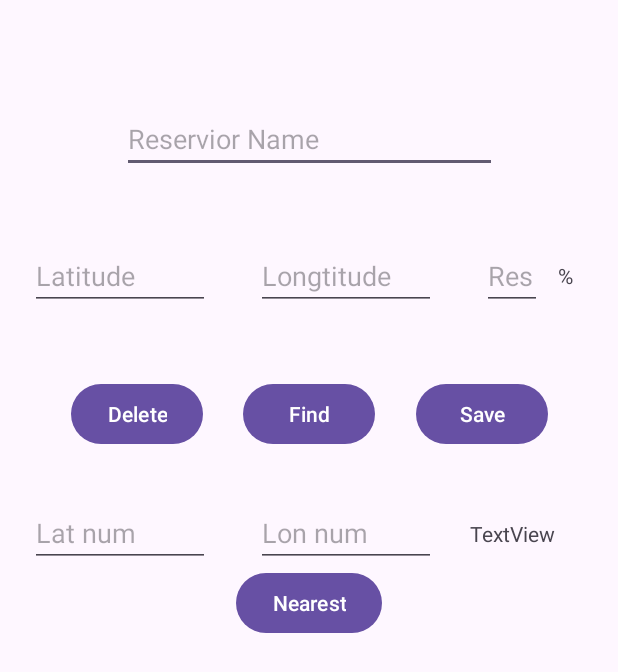
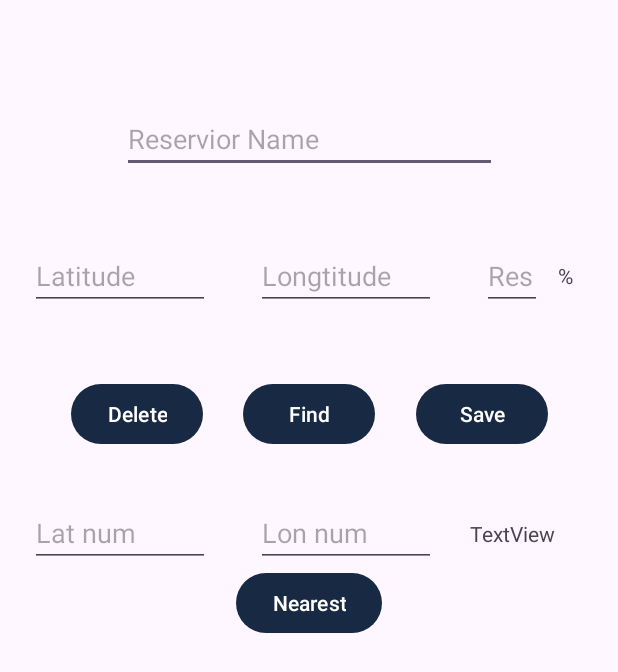
Before and after one commit to Dan-Breslin/PureFlow_Group_Project, an Android app: the Database screen opened directly, with no data from a screen before it, on a phone screen of 412 x 824 dp. Shown: the top 672 px of the screen. Run offline under Robolectric (Android 15) with nearby library versions, the phone set to English and light mode, and no system bars; our stand-ins replace Firebase (no records; nobody signed in at launch, a user with empty details on screens opened directly).

Commit message:
Lots of changes .... Finalised Database will now do everything. New Testing page for weather and location weather is a radio button Location is a google map pull Updated graphics and button colours to match logo Inserted graphics for system warning when home page complete

```diff
--- a/app/src/main/java/com/example/pureflow_group_project/Database.java
+++ b/app/src/main/java/com/example/pureflow_group_project/Database.java
@@ -8,7 +8,9 @@ import android.annotation.SuppressLint;
 import android.content.Intent;
 import android.location.Location;
 import android.os.Bundle;
+import android.view.LayoutInflater;
 import android.view.View;
+import android.view.WindowManager;
 import android.widget.ArrayAdapter;
 import android.widget.Button;
 import android.widget.EditText;
@@ -34,7 +36,7 @@ public class Database extends AppCompatActivity {
     TextView test;
     Button add, checkDist, edit, delete;
     ListView myListView;
-    double distance1 = 0, distance2=0;
+    double distance1 = 0, distance2=0, value=0, value2=0;
     int locTracker=0;
     DatabaseReference resdbRef;
     List<Reservoirs> reservoirsList;
@@ -46,6 +48,8 @@ public class Database extends AppCompatActivity {
     protected void onCreate(Bundle savedInstanceState) {
         super.onCreate(savedInstanceState);
         setContentView(R.layout.activity_database);
+        //Inserts Keyboard view restrict into the activity
+        getWindow().setSoftInputMode(WindowManager.LayoutParams.SOFT_INPUT_ADJUST_PAN);
 
         // Arrays & Lists
         reservoirsList = new ArrayList<>();
@@ -69,6 +73,15 @@ public class Database extends AppCompatActivity {
         edit = (Button) findViewById(R.id.btn_EditRes);
         delete = (Button) findViewById(R.id.btn_DelRes);
 
+        // Get Intent from Postcode Locations
+        Bundle extras = getIntent().getExtras();
+        if (extras != null) {
+            value = extras.getDouble("my_variable");
+            inpLat.setText(String.valueOf(value));
+            value2 = extras.getDouble("my_variable2");
+            inpLon.setText(String.valueOf(value2));
+        }
+
         // Populate Array with Reservoirs from Firebase Database
         populateResData();
 
@@ -83,7 +96,7 @@ public class Database extends AppCompatActivity {
                         public void onComplete(@NonNull Task<DataSnapshot> task) {
                             if (task.isSuccessful()) {
                                 for (DataSnapshot snapshot : task.getResult().getChildren()) {
-                                    // Remove found snapshot record(s)
+                                    // Update found snapshot record(s)
                                     snapshot.getRef().setValue(new Reservoirs(name_Input.getText().toString(),
                                             Double.parseDouble(lat_Input.getText().toString()),
                                             Double.parseDouble(lon_Input.getText().toString()),
@@ -144,39 +157,44 @@ public class Database extends AppCompatActivity {
                     Reservoirs reservoirs = reservoirsSnapshot.getValue(Reservoirs.class);
                     reservoirsList.add(reservoirs);
                 }
+                if (value != 0 && value2 != 0){
+                    // Run the shortest distance function
+                    shortestDistance();
+                }
+
+                // Populate the list view with the data from the database
                 ListAdapter adapter = new ListAdapter(Database.this, reservoirsList);
                 myListView.setAdapter(adapter);
-
-                for (int i=0;i<reservoirsList.size();i++){
-                }
             }
             @Override
             public void onCancelled(@NonNull DatabaseError error) {
             }
         });
-
+        value = 0;
+        value2 = 0;
     }
 
     // Search Array list and populate Fields.
     private void findReservoir(){
 
         //populate the text fields with the data from the database
-
         Query queryByName = resdbRef.orderByChild("name").equalTo(name_Input.getText().toString());
         queryByName.get().addOnCompleteListener(new OnCompleteListener<DataSnapshot>() {
             @Override
             public void onComplete(@NonNull Task<DataSnapshot> task) {
-                if (task.isSuccessful()) {
+                if (task.getResult().getValue() == null) {
+                    Toast.makeText(Database.this, "Record Not Found ! Edit and try again !", Toast.LENGTH_SHORT).show();
+                } else {
+                    Toast.makeText(Database.this, "Record Found !", Toast.LENGTH_SHORT).show();
                     for (DataSnapshot snapshot : task.getResult().getChildren()) {
-                        // Remove found snapshot record(s)
+                        // Populate found snapshot record(s)
                         lat_Input.setText(String.valueOf(snapshot.child("lat").getValue()));
                         lon_Input.setText(String.valueOf(snapshot.child("lon").getValue()));
                         lvl_Input.setText(String.valueOf(snapshot.child("lvl").getValue()));
                         isEdit = true;
+                        //Exit the loop when data entered
                         break;
                     }
-                } else {
-                    Toast.makeText(Database.this, "Record Not Found !", Toast.LENGTH_SHORT).show();
                 }
             }
         });
@@ -184,12 +202,18 @@ public class Database extends AppCompatActivity {
 
     // Calculate the shortest distance from 2 sets of co-ordinates
     private void shortestDistance(){
+
         Location firstLocation = new Location("");
         Location secondLocation = new Location("");
 
         // Initially we are using text input boxes to set location - this will be fed on final by map location ( Postcode interface)
         firstLocation.setLatitude(Double.parseDouble(inpLat.getText().toString()));
         firstLocation.setLongitude(Double.parseDouble(inpLon.getText().toString()));
+
+        //Reset the distance and used variables
+        distance1 = 0;
+        distance2 = 0;
+        locTracker = 0;
 
         // Loop through all database entries and set the shortest distance
         for (int i = 0; i < reservoirsList.size(); i++) {
--- a/app/src/main/java/com/example/pureflow_group_project/ListAdapter.java
+++ b/app/src/main/java/com/example/pureflow_group_project/ListAdapter.java
@@ -15,14 +15,17 @@ import java.util.List;
 public class ListAdapter extends ArrayAdapter {
 
     private Activity mContext;
+    // Create a list of reservoirs
     List<Reservoirs> reservoirsList;
 
+    // Constructor
     public ListAdapter(Activity mContext, List<Reservoirs> reservoirsList) {
         super(mContext, R.layout.list_item, reservoirsList);
         this.mContext = mContext;
         this.reservoirsList = reservoirsList;
     }
 
+    // Get the view of the list
     @NonNull
     @Override
     public View getView(int position, @Nullable View convertView, @NonNull ViewGroup parent) {
--- a/app/src/main/java/com/example/pureflow_group_project/Menu.java
+++ b/app/src/main/java/com/example/pureflow_group_project/Menu.java
@@ -10,6 +10,7 @@ import android.widget.Button;
 
 public class Menu extends AppCompatActivity {
 
+    // These are the web addresses that will be passed to the niLinks class
     public static final String webAddress = "";
     String serviceURL = "https://www.niwater.com/current-service-updates/";
     String qualityURL ="https://www.niwater.com/water-quality-results/";
@@ -30,6 +31,7 @@ public class Menu extends AppCompatActivity {
         Button linksService, linkQuality,linkProject, linkSelfService, linkWasteCapacity,
                 linkWaterCalc, linkReservoirInfo, linkReservoirMap;
 
+        // This are the buttons that will be used to link to the different websites
         linksService = (Button) findViewById(R.id.btn_LinkServices);
         linkQuality = (Button) findViewById(R.id.btn_LinkQuality);
         linkProject = (Button) findViewById(R.id.btn_LinkProjects);
@@ -39,6 +41,7 @@ public class Menu extends AppCompatActivity {
         linkReservoirInfo = (Button) findViewById(R.id.btn_LinkReservoirInfo);
         linkReservoirMap = (Button) findViewById(R.id.btn_LinkResMap);
 
+        // This are the onClickListeners for the buttons
         linksService.setOnClickListener(new View.OnClickListener() {
             @Override
             public void onClick(View view) {
--- a/app/src/main/java/com/example/pureflow_group_project/Reservoirs.java
+++ b/app/src/main/java/com/example/pureflow_group_project/Reservoirs.java
@@ -6,6 +6,7 @@ public class Reservoirs {
     double lon;
     int lvl;
 
+    // Constructor
     public Reservoirs(String name, double lat, double lon, int lvl) {
         this.name = name;
         this.lat = lat;
@@ -17,6 +18,7 @@ public class Reservoirs {
     public Reservoirs() {
     }
 
+    // Getters
     public String getName() {
         return name;
     }
--- a/app/src/main/res/layout/activity_database.xml
+++ b/app/src/main/res/layout/activity_database.xml
@@ -23,8 +23,8 @@
         android:layout_height="wrap_content"
         android:hint="Reservior Name"
         android:inputType="text"
+        app:layout_constraintEnd_toEndOf="parent"
         app:layout_constraintStart_toStartOf="parent"
-        app:layout_constraintEnd_toEndOf="parent"
         app:layout_constraintTop_toBottomOf="@+id/eSpace" />
 
     <EditText
@@ -33,9 +33,9 @@
         android:layout_height="wrap_content"
         android:hint="Latitude"
         android:inputType="numberSigned|numberDecimal"
+        app:layout_constraintBottom_toTopOf="@+id/btn_EditRes"
         app:layout_constraintStart_toStartOf="parent"
-        app:layout_constraintTop_toBottomOf="@+id/eText_ResName"
-        app:layout_constraintBottom_toTopOf="@+id/btn_EditRes"/>
+        app:layout_constraintTop_toBottomOf="@+id/eText_ResName" />
 
     <EditText
         android:id="@+id/eText_Long"
@@ -43,10 +43,10 @@
         android:layout_height="wrap_content"
         android:hint="Longtitude"
         android:inputType="numberSigned|numberDecimal"
+        app:layout_constraintBottom_toTopOf="@+id/btn_EditRes"
+        app:layout_constraintEnd_toStartOf="@id/eText_Levels"
         app:layout_constraintStart_toEndOf="@+id/eText_Lat"
-        app:layout_constraintEnd_toStartOf="@id/eText_Levels"
-        app:layout_constraintTop_toBottomOf="@+id/eText_ResName"
-        app:layout_constraintBottom_toTopOf="@+id/btn_EditRes"/>
+        app:layout_constraintTop_toBottomOf="@+id/eText_ResName" />
 
     <EditText
         android:id="@+id/eText_Levels"
@@ -54,10 +54,10 @@
         android:layout_height="wrap_content"
         android:hint="Res Level"
         android:inputType="number"
+        app:layout_constraintBottom_toTopOf="@+id/btn_EditRes"
         app:layout_constraintEnd_toEndOf="parent"
         app:layout_constraintStart_toEndOf="@+id/eText_Long"
-        app:layout_constraintTop_toBottomOf="@+id/eText_ResName"
-        app:layout_constraintBottom_toTopOf="@+id/btn_EditRes"/>
+        app:layout_constraintTop_toBottomOf="@+id/eText_ResName" />
 
     <Button
         android:id="@+id/btn_InputRes"
@@ -65,9 +65,9 @@
         android:layout_width="wrap_content"
         android:layout_height="wrap_content"
         android:text="Save"
+        app:layout_constraintBottom_toTopOf="@+id/test"
+        app:layout_constraintEnd_toEndOf="parent"
         app:layout_constraintStart_toEndOf="@id/btn_EditRes"
-        app:layout_constraintEnd_toEndOf="parent"
-        app:layout_constraintBottom_toTopOf="@+id/test"
         app:layout_constraintTop_toBottomOf="@+id/eText_Levels" />
 
     <Button
@@ -76,11 +76,10 @@
         android:layout_width="wrap_content"
         android:layout_height="wrap_content"
         android:text="Find"
+        app:layout_constraintBottom_toTopOf="@+id/test"
+        app:layout_constraintEnd_toStartOf="@+id/btn_InputRes"
         app:layout_constraintStart_toEndOf="@id/btn_DelRes"
-        app:layout_constraintEnd_toStartOf="@+id/btn_InputRes"
-        app:layout_constraintTop_toBottomOf="@+id/eText_Levels"
-        app:layout_constraintBottom_toTopOf="@+id/test"
-        />
+        app:layout_constraintTop_toBottomOf="@+id/eText_Levels" />
 
     <Button
         android:id="@+id/btn_DelRes"
@@ -88,11 +87,10 @@
         android:layout_width="wrap_content"
         android:layout_height="wrap_content"
         android:text="Delete"
+        app:layout_constraintBottom_toTopOf="@+id/test"
         app:layout_constraintEnd_toStartOf="@+id/btn_EditRes"
         app:layout_constraintStart_toStartOf="parent"
-        app:layout_constraintTop_toBottomOf="@+id/eText_Levels"
-        app:layout_constraintBottom_toTopOf="@+id/test"
-        />
+        app:layout_constraintTop_toBottomOf="@+id/eText_Levels" />
 
 
     <Button
@@ -101,11 +99,10 @@
         android:layout_width="wrap_content"
         android:layout_height="wrap_content"
         android:text="Nearest"
+        app:layout_constraintBottom_toTopOf="@+id/listView"
         app:layout_constraintEnd_toEndOf="parent"
         app:layout_constraintStart_toStartOf="parent"
-        app:layout_constraintTop_toBottomOf="@+id/btn_EditRes"
-        app:layout_constraintBottom_toTopOf="@+id/listView"
-        />
+        app:layout_constraintTop_toBottomOf="@+id/btn_EditRes" />
 
     <TextView
         android:id="@+id/percent"
@@ -113,10 +110,10 @@
         android:layout_height="wrap_content"
         android:text="%"
         android:textAlignment="center"
+        app:layout_constraintBottom_toBottomOf="@+id/eText_Levels"
         app:layout_constraintEnd_toEndOf="parent"
         app:layout_constraintStart_toEndOf="@+id/eText_Levels"
-        app:layout_constraintTop_toTopOf="@+id/eText_Levels"
-        app:layout_constraintBottom_toBottomOf="@+id/eText_Levels"/>
+        app:layout_constraintTop_toTopOf="@+id/eText_Levels" />
 
     <TextView
         android:id="@+id/test"
@@ -124,31 +121,31 @@
         android:layout_height="wrap_content"
         android:text="TextView"
         android:textAlignment="center"
+        app:layout_constraintBottom_toBottomOf="@+id/testInpLon"
         app:layout_constraintEnd_toEndOf="parent"
         app:layout_constraintStart_toEndOf="@+id/testInpLon"
-        app:layout_constraintTop_toTopOf="@+id/testInpLon"
-        app:layout_constraintBottom_toBottomOf="@+id/testInpLon"/>
+        app:layout_constraintTop_toTopOf="@+id/testInpLon" />
 
     <EditText
         android:id="@+id/testInpLat"
         android:layout_width="120dp"
         android:layout_height="wrap_content"
+        android:hint="Lat num"
         android:inputType="numberSigned|numberDecimal"
-        android:hint="Lat num"
-        app:layout_constraintStart_toStartOf="parent"
+        app:layout_constraintBottom_toTopOf="@+id/btn_Search"
         app:layout_constraintEnd_toEndOf="@+id/eText_Lat"
-        app:layout_constraintBottom_toTopOf="@+id/btn_Search"/>
+        app:layout_constraintStart_toStartOf="parent" />
 
     <EditText
         android:id="@+id/testInpLon"
         android:layout_width="120dp"
         android:layout_height="wrap_content"
+        android:hint="Lon num"
         android:inputType="numberSigned|numberDecimal"
-        android:hint="Lon num"
+        app:layout_constraintBottom_toTopOf="@+id/btn_Search"
         app:layout_constraintEnd_toEndOf="@+id/eText_Long"
-        app:layout_constraintStart_toEndOf="@+id/testInpLat"
         app:layout_constraintEnd_toStartOf="@id/eText_Levels"
-        app:layout_constraintBottom_toTopOf="@+id/btn_Search"/>
+        app:layout_constraintStart_toEndOf="@+id/testInpLat" />
 
     <ListView
         android:id="@+id/listView"
--- a/app/src/main/res/layout/activity_navigation.xml
+++ b/app/src/main/res/layout/activity_navigation.xml
@@ -16,7 +16,7 @@
         app:layout_constraintEnd_toEndOf="parent"
         app:layout_constraintStart_toStartOf="parent"
         app:layout_constraintTop_toTopOf="parent"
-        app:srcCompat="@drawable/pureflowlogo" />
+        app:srcCompat="@drawable/pureflowgrouplogo" />
 
     <Button
         android:id="@+id/weather_btn"
--- a/app/src/main/res/values/colors.xml
+++ b/app/src/main/res/values/colors.xml
@@ -2,4 +2,5 @@
 <resources>
     <color name="black">#FF000000</color>
     <color name="white">#FFFFFFFF</color>
+    <color name="pureFlow">#182943</color>
 </resources>
--- a/app/src/main/res/values/themes.xml
+++ b/app/src/main/res/values/themes.xml
@@ -2,7 +2,7 @@
     <!-- Base application theme. -->
     <style name="Base.Theme.PureFlow_Group_Project" parent="Theme.Material3.DayNight.NoActionBar">
         <!-- Customize your light theme here. -->
-        <!-- <item name="colorPrimary">@color/my_light_primary</item> -->
+         <item name="colorPrimary">@color/pureFlow</item>
     </style>
 
     <style name="Theme.PureFlow_Group_Project" parent="Base.Theme.PureFlow_Group_Project" />
```
Also changed, not shown: app/src/main/AndroidManifest.xml (+4 -4 lines), app/src/main/java/com/example/pureflow_group_project/AlternateInputs.java (added, +134 -0 lines), app/src/main/java/com/example/pureflow_group_project/Register.java (deleted, +0 -49 lines), app/src/main/res/layout/activity_alternate_inputs.xml (added, +158 -0 lines), app/src/main/res/drawable/conserve.png (added), app/src/main/res/drawable/flood.png (added), app/src/main/res/drawable/normal.png (added), app/src/main/res/drawable/pureflowgrouplogo.png.
